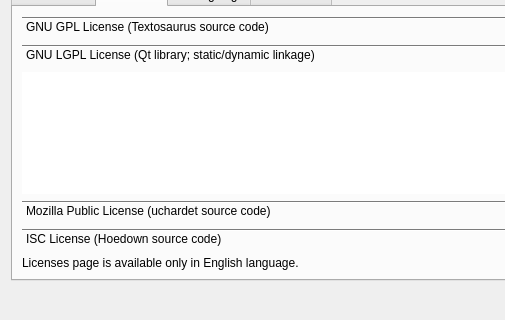
The window that src/gui/dialogs/formabout.ui (martinrotter/textosaurus) describes before a commit, drawn with Qt 5; both pictures show x 0 to 505 and y 126 to 446 of the 727 by 446 pixel window.
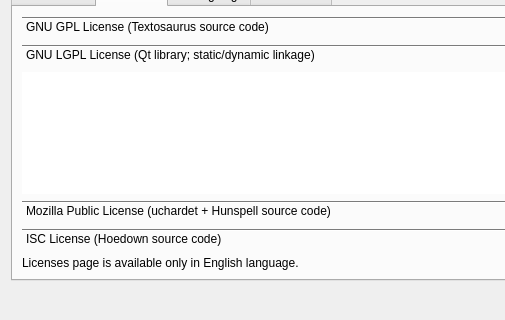
The same window after the commit. The open tabs and pages were chosen to show the change.

Commit message: License notice.

The edit to the form file:
```diff
--- a/src/gui/dialogs/formabout.ui
+++ b/src/gui/dialogs/formabout.ui
@@ -310,7 +310,7 @@
            </rect>
           </property>
           <attribute name="label">
-           <string>Mozilla Public License (uchardet source code)</string>
+           <string>Mozilla Public License (uchardet + Hunspell source code)</string>
           </attribute>
           <layout class="QVBoxLayout" name="verticalLayout_5">
            <property name="leftMargin">
```
Left out of the diff: 10 changed lines with no effect on the pictures. The commit also changes 1 other file.
